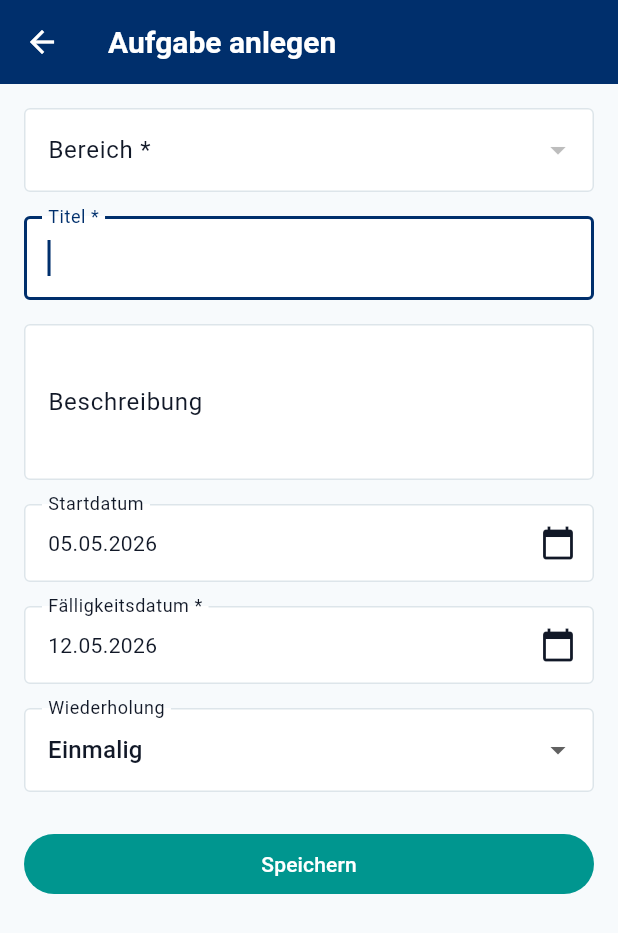
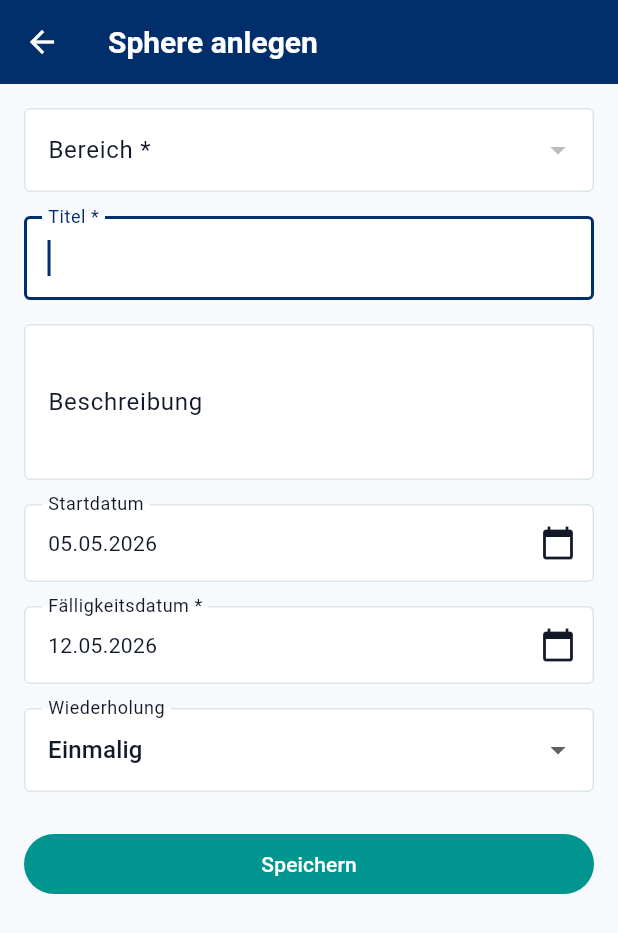
Before and after one commit to ulysses4439/orga_sphere, a Flutter app: the CreateTaskScreen screen opened by its route, on a phone screen of 412 x 824 dp. Shown: the top 933 px of the screen. Run offline on Flutter 3.47's test engine with Material 3 defaults, Android fonts, the phone set to English and light mode, and no system bars; network calls fail.

Commit message:
feat: Sphere-Terminologie + PopScope für sichere Navigation
- UI-Texte: 'Aufgabe' durchgängig durch 'Sphere' ersetzt
- PopScope: Zurück-Button gesperrt während API-Call läuft (verhindert
  Race Condition beim Löschen/Erledigen)
- Nach Löschen: App kehrt automatisch zur Liste zurück und aktualisiert
  den Reiter

Co-Authored-By: Claude Sonnet 4.6 <noreply@anthropic.com>

```diff
--- a/lib/screens/create_task_screen.dart
+++ b/lib/screens/create_task_screen.dart
@@ -90,7 +90,7 @@ class _CreateTaskScreenState extends State<CreateTaskScreen> {
     final domains = _taskService.getDomains();
 
     return Scaffold(
-      appBar: AppBar(title: const Text('Aufgabe anlegen')),
+      appBar: AppBar(title: const Text('Sphere anlegen')),
       body: _saving
           ? const Center(child: CircularProgressIndicator())
           : Form(
--- a/lib/screens/task_detail_screen.dart
+++ b/lib/screens/task_detail_screen.dart
@@ -70,13 +70,13 @@ class _TaskDetailScreenState extends State<TaskDetailScreen> {
     if (task == null) return;
 
     final confirmationText = task.isRecurring
-        ? 'Aufgabe wird als erledigt markiert. Die nächste Sphere wird automatisch angelegt.'
-        : 'Aufgabe wird als erledigt markiert und ins Archiv verschoben.';
+        ? 'Sphere wird als erledigt markiert. Die nächste Sphere wird automatisch angelegt.'
+        : 'Die Sphere wird als erledigt markiert und ins Archiv verschoben.';
 
     showDialog(
       context: context,
       builder: (dialogContext) => AlertDialog(
-        title: const Text('Aufgabe erledigt?'),
+        title: const Text('Sphere erledigt?'),
         content: Text(confirmationText),
         actions: [
           TextButton(
@@ -95,7 +95,7 @@ class _TaskDetailScreenState extends State<TaskDetailScreen> {
                   _isBusy = false;
                 });
                 ScaffoldMessenger.of(context).showSnackBar(
-                  const SnackBar(content: Text('Aufgabe erledigt')),
+                  const SnackBar(content: Text('Sphere erledigt')),
                 );
               } catch (e) {
                 if (!mounted) return;
@@ -118,7 +118,7 @@ class _TaskDetailScreenState extends State<TaskDetailScreen> {
       builder: (dialogContext) => AlertDialog(
         title: const Text('Abschluss rückgängig machen?'),
         content: const Text(
-          'Die Aufgabe wird wieder als aktiv markiert. Eine bereits angelegte Folge-Sphere bleibt erhalten.',
+          'Die Sphere wird wieder als aktiv markiert. Eine bereits angelegte Folge-Sphere bleibt erhalten.',
         ),
         actions: [
           TextButton(
@@ -137,7 +137,7 @@ class _TaskDetailScreenState extends State<TaskDetailScreen> {
                   _isBusy = false;
                 });
                 ScaffoldMessenger.of(context).showSnackBar(
-                  const SnackBar(content: Text('Aufgabe wieder geöffnet')),
+                  const SnackBar(content: Text('Sphere wieder geöffnet')),
                 );
               } catch (e) {
                 if (!mounted) return;
@@ -158,9 +158,9 @@ class _TaskDetailScreenState extends State<TaskDetailScreen> {
     showDialog(
       context: context,
       builder: (dialogContext) => AlertDialog(
-        title: const Text('Aufgabe löschen?'),
+        title: const Text('Sphere löschen?'),
         content: const Text(
-          'Die Aufgabe und alle zugehörigen Einträge werden dauerhaft gelöscht. Dies kann nicht rückgängig gemacht werden.',
+          'Diese Sphere und alle zugehörigen Einträge werden dauerhaft gelöscht. Dies kann nicht rückgängig gemacht werden.',
         ),
         actions: [
           TextButton(
@@ -195,8 +195,8 @@ class _TaskDetailScreenState extends State<TaskDetailScreen> {
   Widget build(BuildContext context) {
     if (_task == null) {
       return Scaffold(
-        appBar: AppBar(title: const Text('Aufgabe nicht gefunden')),
-        body: const Center(child: Text('Diese Aufgabe konnte nicht gefunden werden')),
+        appBar: AppBar(title: const Text('Sphere nicht gefunden')),
+        body: const Center(child: Text('Diese Sphere konnte nicht gefunden werden')),
       );
     }
 
@@ -205,13 +205,15 @@ class _TaskDetailScreenState extends State<TaskDetailScreen> {
     final domain = _taskService.getDomainById(task.domainId);
     final isDone = task.status == TaskStatus.done;
 
-    return Scaffold(
+    return PopScope(
+      canPop: !_isBusy,
+      child: Scaffold(
       appBar: AppBar(
-        title: const Text('Aufgabendetails'),
+        title: const Text('Sphere'),
         actions: [
           IconButton(
             icon: const Icon(Icons.delete_outline),
-            tooltip: 'Aufgabe löschen',
+            tooltip: 'Sphere löschen',
             onPressed: _isBusy ? null : _deleteTask,
           ),
         ],
@@ -350,6 +352,7 @@ class _TaskDetailScreenState extends State<TaskDetailScreen> {
             ),
         ],
       ),
+      ), // PopScope
     );
   }
 
--- a/lib/screens/task_list_screen.dart
+++ b/lib/screens/task_list_screen.dart
@@ -58,11 +58,11 @@ class _TaskListScreenState extends State<TaskListScreen> {
               children: [
                 _buildTaskList(
                   _taskService.getActiveTasks(),
-                  'Keine aktiven Aufgaben vorhanden',
+                  'Keine aktiven Spheres vorhanden',
                 ),
                 _buildTaskList(
                   _taskService.getArchivedTasks(),
-                  'Keine archivierten Aufgaben vorhanden',
+                  'Keine archivierten Spheres vorhanden',
                 ),
               ],
             );
@@ -94,7 +94,7 @@ class _TaskListScreenState extends State<TaskListScreen> {
             ),
             ListTile(
               leading: const Icon(Icons.add_task),
-              title: const Text('Aufgabe anlegen'),
+              title: const Text('Sphere anlegen'),
               onTap: () async {
                 Navigator.of(ctx).pop();
                 await Navigator.of(context).pushNamed('/create-task');
```
